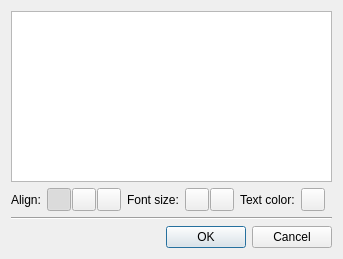
HappySeaFox/tht, file screenshotcommentinput.ui: the form before one commit.
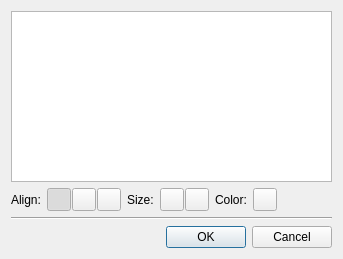
The form after the commit. Icons and pictures are not drawn.

Diff of the .ui file:
```diff
--- a/screenshotcommentinput.ui
+++ b/screenshotcommentinput.ui
@@ -78,7 +78,7 @@
      <item>
       <widget class="QLabel" name="label_2">
        <property name="text">
-        <string>Font size:</string>
+        <string>Size:</string>
        </property>
       </widget>
      </item>
@@ -108,7 +108,7 @@
      <item>
       <widget class="QLabel" name="label_3">
        <property name="text">
-        <string>Text color:</string>
+        <string>Color:</string>
        </property>
       </widget>
      </item>
```
